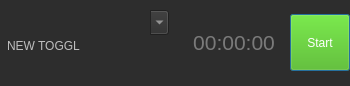
First picture: the form in src/ui/linux/TogglDesktop/timerwidget.ui, repository toggl-open-source/toggldesktop, before the edit.
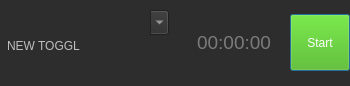
Second picture: the form after the edit.

Commit message: Fixed timer duration cutoff with high DPI (linux)

What changed in the file:
```diff
--- a/src/ui/linux/TogglDesktop/timerwidget.ui
+++ b/src/ui/linux/TogglDesktop/timerwidget.ui
@@ -175,13 +175,11 @@
         </property>
         <property name="font">
          <font>
-          <pointsize>16</pointsize>
-          <weight>50</weight>
-          <bold>false</bold>
+          <pointsize>14</pointsize>
          </font>
         </property>
         <property name="styleSheet">
-         <string notr="true">color: rgb(200, 200, 200);</string>
+         <string notr="true">color: rgb(200, 200, 200);font-size:14pt</string>
         </property>
         <property name="frame">
          <bool>false</bool>
```
